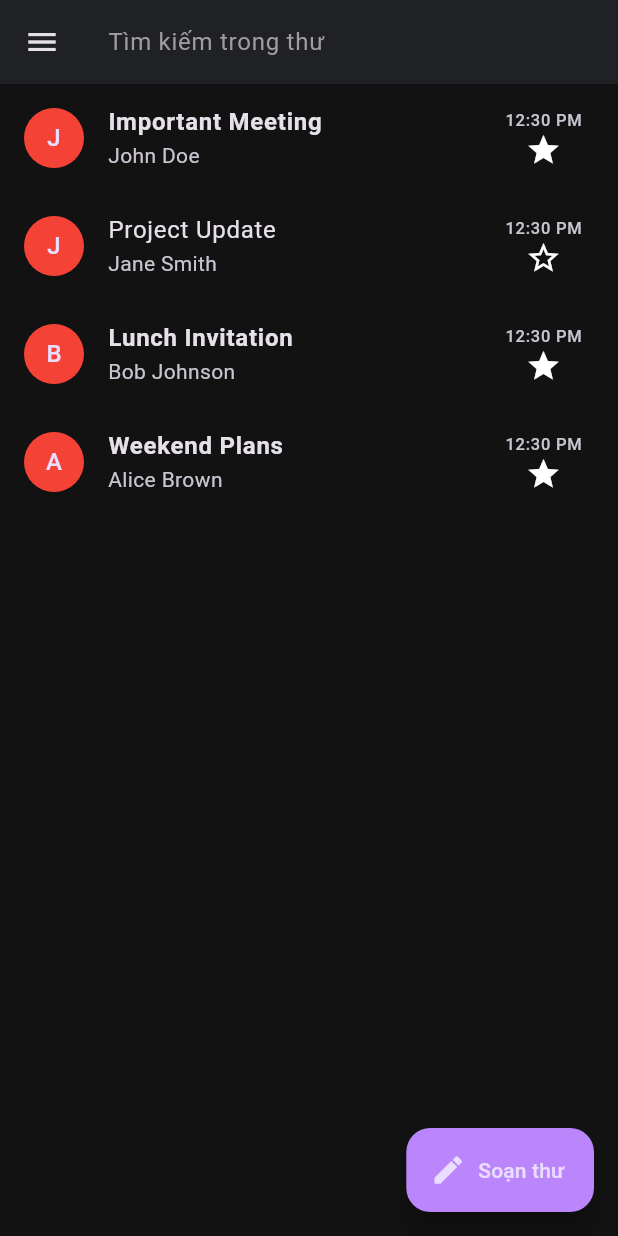
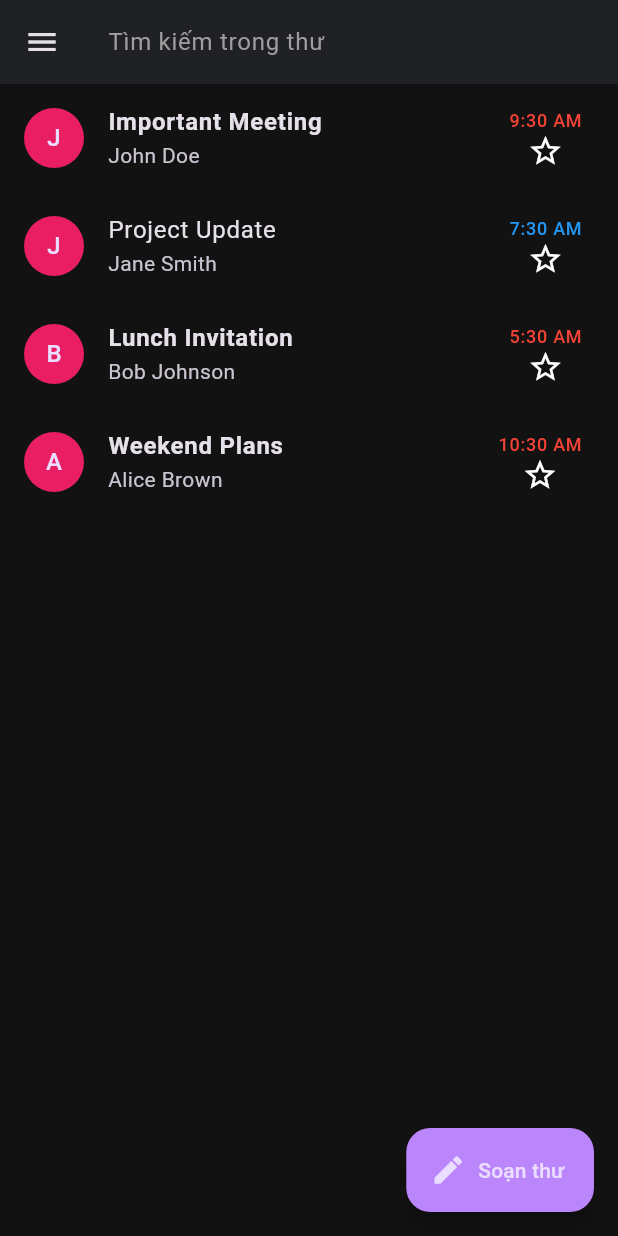
Before and after one commit to baoonhii/SIMULATED-EMAIL-SERVICE-APPLICATION, a Flutter app: the GmailInboxScreen screen opened by its route, on a phone screen of 412 x 824 dp. Run offline on Flutter 3.47's test engine with Material 3 defaults, Android fonts, the light colour scheme and no system bars.

Commit message:
Quality of Life

```diff
--- a/lib/main.dart
+++ b/lib/main.dart
@@ -22,6 +22,7 @@ void main() {
 }
 
 class MyApp extends StatefulWidget {
+
   @override
   _MyAppState createState() => _MyAppState();
 }
--- a/lib/views/gmail_email_detail_screen.dart
+++ b/lib/views/gmail_email_detail_screen.dart
@@ -1,4 +1,6 @@
 import 'package:flutter/material.dart';
+import 'package:intl/intl.dart';
+import 'mock_data.dart';
 
 class GmailEmailDetailScreen extends StatelessWidget {
   @override
--- a/lib/views/gmail_inbox_screen.dart
+++ b/lib/views/gmail_inbox_screen.dart
@@ -1,6 +1,7 @@
 import 'package:flutter/material.dart';
 import 'gmail_base_screen.dart';
 import 'mock_data.dart';
+import 'package:intl/intl.dart';
 
 class GmailInboxScreen extends StatefulWidget {
   @override
@@ -34,7 +35,7 @@ class _GmailInboxScreenState extends State<GmailInboxScreen> {
           final email = emails[index];
           return ListTile(
             leading: CircleAvatar(
-              backgroundColor: Colors.red,
+              backgroundColor: Colors.pink,
               child: Text(email.sender[0]),
             ),
             title: Text(
@@ -47,10 +48,23 @@ class _GmailInboxScreenState extends State<GmailInboxScreen> {
             trailing: Column(
               mainAxisAlignment: MainAxisAlignment.center,
               children: [
-                Text('12:30 PM'),
-                Icon(
-                  email.isRead ? Icons.star_border : Icons.star,
-                  color: Colors.white,
+                Text(
+                  DateFormat('h:mm a').format(email.timestamp),
+                  style: TextStyle(
+                    fontSize: 12,
+                    color: email.isRead ? Colors.blue : Colors.red,
+                  ),
+                ),
+                GestureDetector(
+                  onTap: () {
+                    setState(() {
+                      emails[index] = email.copyWith(isStarred: !email.isStarred);
+                    });
+                  },
+                  child: Icon(
+                    email.isStarred ? Icons.star : Icons.star_border,
+                    color: email.isStarred ? Colors.yellow : Colors.white,
+                  ),
                 ),
               ],
             ),
--- a/lib/views/mock_data.dart
+++ b/lib/views/mock_data.dart
@@ -1,9 +1,11 @@
+import 'package:intl/intl.dart';
+
 class MockEmail {
   final String sender;
   final String recipient;
   final String subject;
   final String body;
-  final DateTime sentTime;
+  final DateTime timestamp;
   final bool isStarred;
   final bool isRead;
 
@@ -12,7 +14,7 @@ class MockEmail {
     required this.recipient,
     required this.subject,
     required this.body,
-    required this.sentTime,
+    required this.timestamp,
     this.isStarred = false,
     this.isRead = false,
   });
@@ -22,7 +24,7 @@ class MockEmail {
     String? recipient,
     String? subject,
     String? body,
-    DateTime? sentTime,
+    DateTime? timestamp,
     bool? isStarred,
     bool? isRead,
   }) {
@@ -31,7 +33,7 @@ class MockEmail {
       recipient: recipient ?? this.recipient,
       subject: subject ?? this.subject,
       body: body ?? this.body,
-      sentTime: sentTime ?? this.sentTime,
+      timestamp: timestamp ?? this.timestamp,
       isStarred: isStarred ?? this.isStarred,
       isRead: isRead ?? this.isRead,
     );
@@ -45,14 +47,14 @@ List<MockEmail> generateMockEmails() { //important - link with gmail_inbox_scree
       recipient: 'you@gmail.com',
       subject: 'Important Meeting',
       body: 'Please join the meeting at 3 PM today.',
-      sentTime: DateTime.now().subtract(Duration(hours: 1)),
+      timestamp: DateTime.now().subtract(Duration(hours: 1)),
     ),
     MockEmail(
       sender: 'Jane Smith',
       recipient: 'you@gmail.com',
       subject: 'Project Update',
       body: 'Here is the latest progress on the project.',
-      sentTime: DateTime.now().subtract(Duration(hours: 3)),
+      timestamp: DateTime.now().subtract(Duration(hours: 3)),
       isRead: true,
     ),
     MockEmail(
@@ -60,14 +62,14 @@ List<MockEmail> generateMockEmails() { //important - link with gmail_inbox_scree
       recipient: 'you@gmail.com',
       subject: 'Lunch Invitation',
       body: 'Would you like to join me for lunch today?',
-      sentTime: DateTime.now().subtract(Duration(hours: 5)),
+      timestamp: DateTime.now().subtract(Duration(hours: 5)),
     ),
     MockEmail(
       sender: 'Alice Brown',
       recipient: 'you@gmail.com',
       subject: 'Weekend Plans',
       body: 'Are you free this weekend? Let\'s catch up!',
-      sentTime: DateTime.now().subtract(Duration(days: 1)),
+      timestamp: DateTime.now().subtract(Duration(days: 1)),
     ),
     // Add more mock emails as needed
   ];
@@ -81,14 +83,14 @@ List<MockEmail> generateMockSentEmails() { //important - link with gmail_sent_em
       recipient: 'john.doe@example.com',
       subject: 'Project Proposal',
       body: 'Here is the project proposal we discussed earlier.',
-      sentTime: DateTime.now().subtract(Duration(hours: 2)),
+      timestamp: DateTime.now().subtract(Duration(hours: 2)),
     ),
     MockEmail(
       sender: 'you@gmail.com',
       recipient: 'marketing@company.com',
       subject: 'Marketing Campaign Update',
       body: 'Please find attached the latest marketing metrics.',
-      sentTime: DateTime.now().subtract(Duration(days: 1)),
+      timestamp: DateTime.now().subtract(Duration(days: 1)),
       isStarred: true,
     ),
     MockEmail(
@@ -96,30 +98,49 @@ List<MockEmail> generateMockSentEmails() { //important - link with gmail_sent_em
       recipient: 'team@startup.com',
       subject: 'Weekly Team Meeting Notes',
       body: 'Summary of our discussion from today\'s meeting.',
-      sentTime: DateTime.now().subtract(Duration(days: 2)),
+      timestamp: DateTime.now().subtract(Duration(days: 2)),
     ),
     MockEmail(
       sender: 'you@gmail.com',
       recipient: 'client@bigcorp.com',
       subject: 'Invoice for Services',
       body: 'Please find attached the invoice for this month\'s services.',
-      sentTime: DateTime.now().subtract(Duration(days: 3)),
+      timestamp: DateTime.now().subtract(Duration(days: 3)),
     ),
   ];
 }
 
 // Helper function to format the sent time
-String formatSentTime(DateTime sentTime) {
+// String formatSentTime(DateTime timestamp) {
+//   final now = DateTime.now();
+//   final difference = now.difference(timestamp);
+
+//   if (difference.inDays == 0) {
+//     return 'Hôm nay, ${timestamp.hour.toString().padLeft(2, '0')}:${timestamp.minute.toString().padLeft(2, '0')}';
+//   } else if (difference.inDays == 1) {
+//     return 'Hôm qua';
+//   } else if (difference.inDays < 7) {
+//     return '${difference.inDays} ngày trước';
+//   } else {
+//     return '${timestamp.day}/${timestamp.month}/${timestamp.year}';
+//   }
+// }
+
+String formatSentTime(DateTime timestamp) {
   final now = DateTime.now();
-  final difference = now.difference(sentTime);
+  final difference = now.difference(timestamp);
 
   if (difference.inDays == 0) {
-    return 'Hôm nay, ${sentTime.hour.toString().padLeft(2, '0')}:${sentTime.minute.toString().padLeft(2, '0')}';
+    // Today: show time
+    return DateFormat('HH:mm').format(timestamp);
   } else if (difference.inDays == 1) {
+    // Yesterday
     return 'Hôm qua';
   } else if (difference.inDays < 7) {
+    // Within a week: show days ago
     return '${difference.inDays} ngày trước';
   } else {
-    return '${sentTime.day}/${sentTime.month}/${sentTime.year}';
+    // Older: show date
+    return DateFormat('dd/MM/yyyy').format(timestamp);
   }
 }
--- a/pubspec.yaml
+++ b/pubspec.yaml
@@ -7,8 +7,10 @@ environment:
   sdk: ^3.5.3
 
 dependencies:
+  cached_network_image: ^3.4.1
   flutter:
     sdk: flutter
+  intl: ^0.18.0
 
 dev_dependencies:
   flutter_test:
```
Also changed, not shown: lib/views/gmail_sent_mail_screen.dart (+13 -6 lines), lib/views/user_settings_screen.dart (+6 -1 lines), pubspec.lock, 1 other file.
